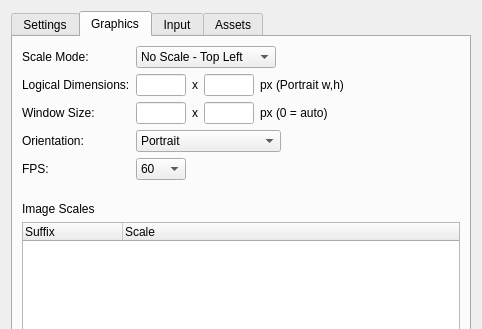
This is ui/projectpropertiesdialog.ui in gideros/gideros as Qt 5 draws it before an edit; both pictures show x 0 to 482 and y 0 to 329 of the 482 by 558 pixel window. The edited form follows.
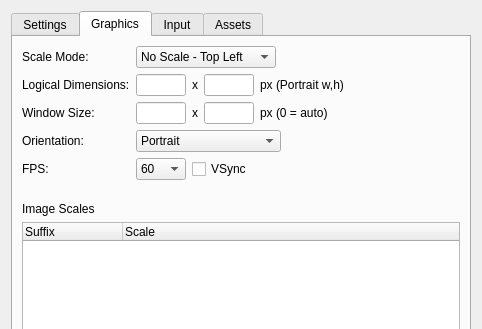
This is the edited form. The open tabs and pages were chosen to show the change.

Commit message: [ui/export] Add VSYNC export option for desktop

The edit to the form file:
```diff
--- a/ui/projectpropertiesdialog.ui
+++ b/ui/projectpropertiesdialog.ui
@@ -651,6 +651,16 @@
                </item>
               </widget>
              </item>
+             <item>
+              <widget class="QCheckBox" name="vsync">
+               <property name="toolTip">
+                <string>Synchronize FPS to monitor vertical refresh, if applicable</string>
+               </property>
+               <property name="text">
+                <string>VSync</string>
+               </property>
+              </widget>
+             </item>
              <item>
               <spacer name="horizontalSpacer_5">
                <property name="orientation">
```
The commit also changes 12 other files.
